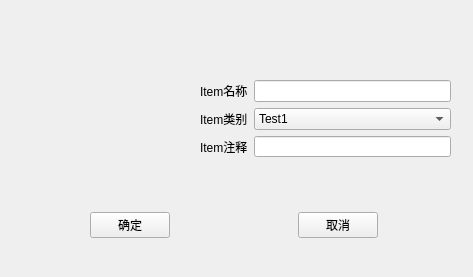
Old version of the form myitemwidget.ui in the repository bluelight3/TestMainWindow.
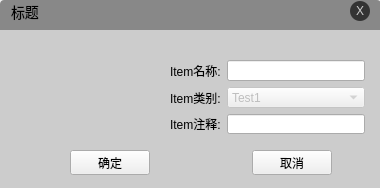
New version of the form.

Diff of the .ui file:
```diff
--- a/myitemwidget.ui
+++ b/myitemwidget.ui
@@ -6,40 +6,150 @@
    <rect>
     <x>0</x>
     <y>0</y>
-    <width>473</width>
-    <height>277</height>
+    <width>380</width>
+    <height>188</height>
    </rect>
   </property>
   <property name="windowTitle">
    <string>ItemWidget</string>
   </property>
-  <widget class="QLabel" name="lbl_itemPicture">
+  <property name="styleSheet">
+   <string notr="true">#centralWidget{
+	background:#CCC;
+}
+
+#titleBarWidget{
+	background:#888;
+	min-height:40px;
+	max-height:40px;
+	border-top-left-radius: 4px;
+	border-top-right-radius: 4px;
+}
+
+#titleBarWidget QPushButton{
+	min-width:20px;
+	max-width:20px;
+	min-height:20px;
+	max-height:20px;
+	padding: 0;
+	color: #CCC;
+	background: #333;
+	border: none;
+	border-radius: 10px;
+
+}
+#lbl_title{
+	font-size:14px
+}
+</string>
+  </property>
+  <widget class="QWidget" name="titleBarWidget" native="true">
    <property name="geometry">
     <rect>
-     <x>40</x>
-     <y>60</y>
-     <width>131</width>
-     <height>121</height>
+     <x>0</x>
+     <y>0</y>
+     <width>381</width>
+     <height>40</height>
     </rect>
    </property>
+   <widget class="QLabel" name="lbl_title">
+    <property name="geometry">
+     <rect>
+      <x>11</x>
+      <y>1</y>
+      <width>161</width>
+      <height>21</height>
+     </rect>
+    </property>
    <property name="text">
-    <string/>
-   </property>
-  </widget>
-  <widget class="QWidget" name="">
+     <string>标题</string>
+    </property>
+   </widget>
+   <widget class="QPushButton" name="btn_close">
    <property name="geometry">
     <rect>
-     <x>200</x>
-     <y>80</y>
-     <width>251</width>
-     <height>77</height>
+      <x>350</x>
+      <y>1</y>
+      <width>20</width>
+      <height>20</height>
+     </rect>
+    </property>
+    <property name="text">
+     <string>X</string>
+    </property>
+   </widget>
+  </widget>
+  <widget class="QWidget" name="centralWidget" native="true">
+   <property name="geometry">
+    <rect>
+     <x>0</x>
+     <y>30</y>
+     <width>381</width>
+     <height>161</height>
+    </rect>
+   </property>
+   <property name="styleSheet">
+    <string notr="true">#centralWidget{
+	background:#CCC;
+}
+
+#titleBarWidget{
+	background:
+}</string>
+   </property>
+   <widget class="QWidget" name="layoutWidget">
+    <property name="geometry">
+     <rect>
+      <x>70</x>
+      <y>120</y>
+      <width>262</width>
+      <height>25</height>
+     </rect>
+    </property>
+    <layout class="QHBoxLayout" name="horizontalLayout">
+     <item>
+      <widget class="QPushButton" name="btn_ok">
+       <property name="text">
+        <string>确定</string>
+       </property>
+      </widget>
+     </item>
+     <item>
+      <spacer name="horizontalSpacer">
+       <property name="orientation">
+        <enum>Qt::Horizontal</enum>
+       </property>
+       <property name="sizeHint" stdset="0">
+        <size>
+         <width>98</width>
+         <height>20</height>
+        </size>
+       </property>
+      </spacer>
+     </item>
+     <item>
+      <widget class="QPushButton" name="btn_cancel">
+       <property name="text">
+        <string>取消</string>
+       </property>
+      </widget>
+     </item>
+    </layout>
+   </widget>
+   <widget class="QWidget" name="layoutWidget_2">
+    <property name="geometry">
+     <rect>
+      <x>170</x>
+      <y>30</y>
+      <width>195</width>
+      <height>74</height>
     </rect>
    </property>
    <layout class="QGridLayout" name="gridLayout">
     <item row="0" column="0">
      <widget class="QLabel" name="lbl_itemName">
       <property name="text">
-       <string>Item名称</string>
+        <string>Item名称:</string>
       </property>
      </widget>
     </item>
@@ -49,12 +159,15 @@
     <item row="1" column="0">
      <widget class="QLabel" name="lbl_itemMyType">
       <property name="text">
-       <string>Item类别</string>
+        <string>Item类别:</string>
       </property>
      </widget>
     </item>
     <item row="1" column="1">
-     <widget class="QComboBox" name="comboBox">
+      <widget class="QComboBox" name="comboBox_itemMyType">
+       <property name="enabled">
+        <bool>false</bool>
+       </property>
       <item>
        <property name="text">
         <string>Test1</string>
@@ -70,7 +183,7 @@
     <item row="2" column="0">
      <widget class="QLabel" name="lbl_itemToggle">
       <property name="text">
-       <string>Item注释</string>
+        <string>Item注释:</string>
       </property>
      </widget>
     </item>
@@ -79,44 +192,19 @@
     </item>
    </layout>
   </widget>
-  <widget class="QWidget" name="">
+   <widget class="QLabel" name="lbl_itemPicture">
    <property name="geometry">
     <rect>
-     <x>90</x>
-     <y>210</y>
-     <width>288</width>
-     <height>30</height>
-    </rect>
-   </property>
-   <layout class="QHBoxLayout" name="horizontalLayout">
-    <item>
-     <widget class="QPushButton" name="pushButton">
+      <x>40</x>
+      <y>20</y>
+      <width>91</width>
+      <height>91</height>
+     </rect>
+    </property>
       <property name="text">
-       <string>确定</string>
-      </property>
-     </widget>
-    </item>
-    <item>
-     <spacer name="horizontalSpacer">
-      <property name="orientation">
-       <enum>Qt::Horizontal</enum>
-      </property>
-      <property name="sizeHint" stdset="0">
-       <size>
-        <width>88</width>
-        <height>20</height>
-       </size>
-      </property>
-     </spacer>
-    </item>
-    <item>
-     <widget class="QPushButton" name="pushButton_2">
-      <property name="text">
-       <string>取消</string>
-      </property>
-     </widget>
-    </item>
-   </layout>
+     <string/>
+    </property>
+   </widget>
   </widget>
  </widget>
  <resources/>
```
Left out of the diff: 12 changed lines with no effect on the pictures. Lines whose indentation alone changed are shown as unchanged.
